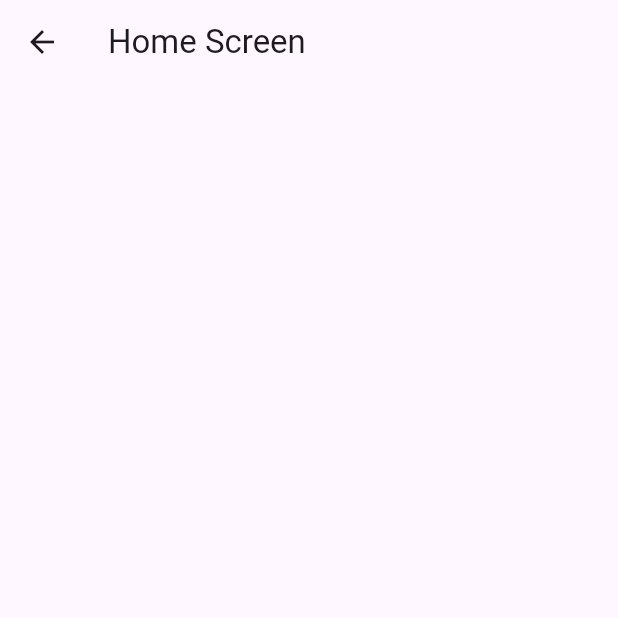
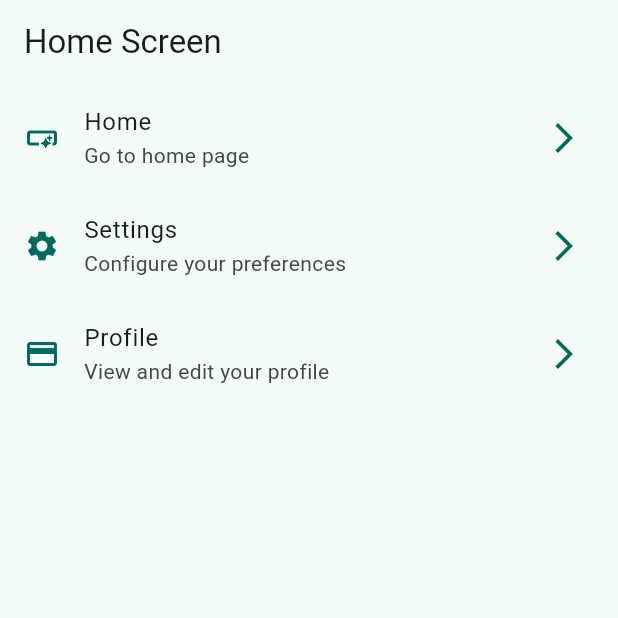
Before and after one commit to JosueCas123/widgets_app, a Flutter app: the HomeScreen screen opened directly, on a phone screen of 412 x 824 dp, the top half of it. Run offline on Flutter 3.47's test engine with Material 3 defaults, Android fonts, the phone set to English and light mode, and no system bars.

Commit message:
rutas configuradas basicas

```diff
--- a/lib/config/menu/menu_items.dart
+++ b/lib/config/menu/menu_items.dart
@@ -1,10 +1,13 @@
+
+
+import 'package:flutter/material.dart';
 
 
 class MenuItems {
 
   final String title;
   final String subtitle;
-  final String icon;
+  final IconData icon;
   final String link;
 
 
@@ -23,19 +26,19 @@ const appMenuItems = <MenuItems>[
   MenuItems(
     title: 'Home',
     subtitle: 'Go to home page',
-    icon: 'assets/icons/home.svg',
+    icon: Icons.smart_button_outlined,
     link: '/home',
   ),
   MenuItems(
     title: 'Settings',
     subtitle: 'Configure your preferences',
-    icon: 'assets/icons/settings.svg',
+    icon: Icons.settings,
     link: '/settings',
   ),
   MenuItems(
     title: 'Profile',
     subtitle: 'View and edit your profile',
-    icon: 'assets/icons/profile.svg',
+    icon: Icons.credit_card,
     link: '/profile',
   ),
 ];
--- a/lib/main.dart
+++ b/lib/main.dart
@@ -1,4 +1,8 @@
 import 'package:flutter/material.dart';
+import 'package:widgets_app/config/theme/app_theme.dart';
+import 'package:widgets_app/presentation/screens/buttons/button_screen.dart';
+import 'package:widgets_app/presentation/screens/cards/card_screen.dart';
+import 'package:widgets_app/presentation/screens/home/home_screen.dart';
 
 void main() {
   runApp(const MainApp());
@@ -9,12 +13,15 @@ class MainApp extends StatelessWidget {
 
   @override
   Widget build(BuildContext context) {
-    return const MaterialApp(
-      home: Scaffold(
-        body: Center(
-          child: Text('Hello World!'),
-        ),
-      ),
+    return  MaterialApp(
+      debugShowCheckedModeBanner: false,
+      theme: AppTheme(selectedColors: 1).gethemeData(),
+      home: const  HomeScreen(),
+      routes: {
+        '/home': (context) => const HomeScreen(),
+        '/settings': (context) => const ButtonScreen(),
+        '/profile': (context) => const CardScreen(),
+      }
     );
   }
 }
--- a/lib/presentation/screens/home/home_screen.dart
+++ b/lib/presentation/screens/home/home_screen.dart
@@ -1,16 +1,55 @@
-
-
 import 'package:flutter/material.dart';
+import 'package:widgets_app/config/menu/menu_items.dart';
+import 'package:widgets_app/presentation/screens/buttons/button_screen.dart';
 
 class HomeScreen extends StatelessWidget {
   const HomeScreen({super.key});
 
   @override
   Widget build(BuildContext context) {
-    return  Scaffold(
-      appBar: AppBar(
-        title: Text('Home Screen'),
-      ),
+    final MenuItems menuItems;
+    return Scaffold(
+      appBar: AppBar(title: Text('Home Screen')),
+      body: _HomeView(),
     );
   }
 }
+
+class _HomeView extends StatelessWidget {
+  @override
+  Widget build(BuildContext context) {
+    return ListView.builder(
+      physics: const BouncingScrollPhysics(),
+      itemCount: appMenuItems.length,
+      itemBuilder: (context, index) {
+        final menuItem = appMenuItems[index];
+        return _CustomListTile(menuItem: menuItem);
+      },
+    );
+  }
+}
+
+class _CustomListTile extends StatelessWidget {
+  const _CustomListTile({required this.menuItem});
+
+  final MenuItems menuItem;
+
+  @override
+  Widget build(BuildContext context) {
+    final colors = Theme.of(context).colorScheme;
+
+    return ListTile(
+      leading: Icon(menuItem.icon, color: colors.primary),
+      trailing: Icon(Icons.arrow_forward_ios_outlined, color: colors.primary),
+      title: Text(menuItem.title),
+      subtitle: Text(menuItem.subtitle),
+      onTap: () {
+        // Navigator.of(
+        //   context,
+        // ).push(MaterialPageRoute(builder: (context) => const ButtonScreen()));
+
+        Navigator.pushNamed(context, menuItem.link);
+      },
+    );
+  }
+}
```
Also changed, not shown: lib/presentation/screens/buttons/button_screen.dart (added, +15 -0 lines), lib/presentation/screens/cards/card_screen.dart (added, +15 -0 lines).
